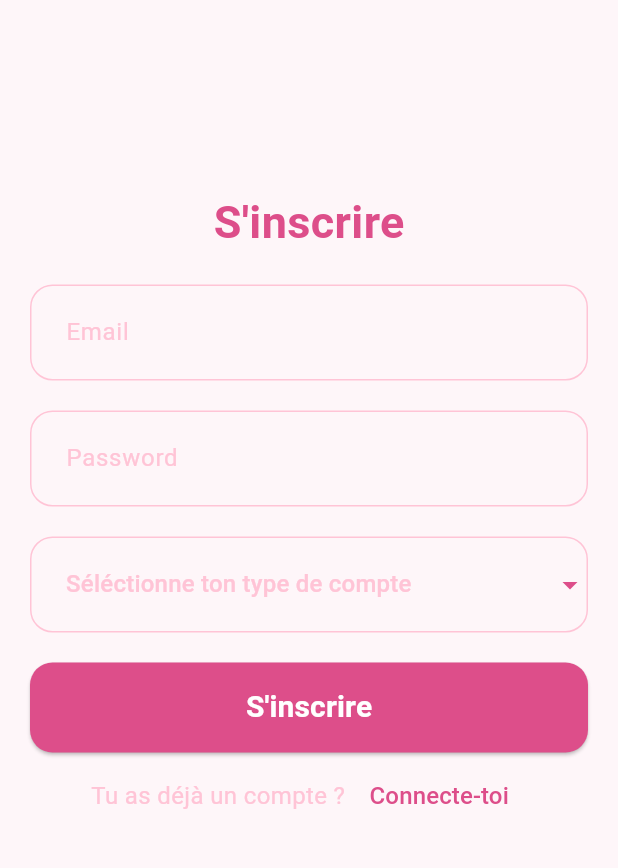
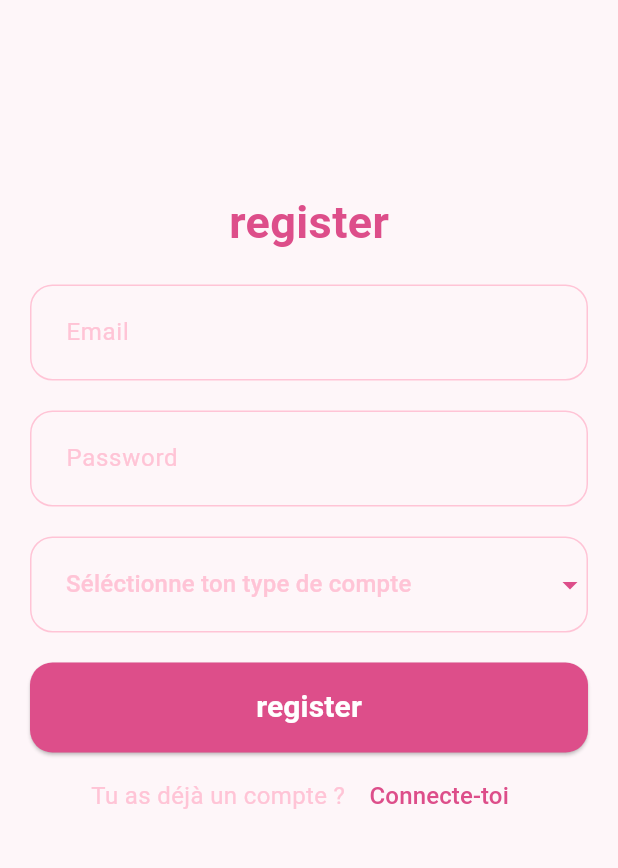
Before and after one commit to TheoBourdel/wedding-app, a Flutter app: the screen it shows after launch, after a tap on "Inscris-toi", on a phone screen of 412 x 824 dp, the part 313-1181 px from its top. Run offline on Flutter 3.47's test engine with Material 3 defaults, Android fonts, the phone set to English and light mode, and no system bars; our stand-ins replace flutter_i18n, iconsax, jwt_decoder, shared_preferences; generated files the repository leaves out were written again; network calls fail.

Commit message:
add multilingue V1

```diff
--- /dev/null
+++ b/client/assets/lang/en.json
@@ -0,0 +1,3 @@
+{
+  "title": "Bonjour le monde !  en"
+}
--- /dev/null
+++ b/client/assets/lang/fr.json
@@ -0,0 +1,3 @@
+{
+  "title": "Bonjour le monde !  fr"
+}
--- /dev/null
+++ b/client/l10n.yaml
@@ -0,0 +1,3 @@
+ard-dir: lib/l18n
+template-ard-file: app_en.arb
+output-localization-file: app_localization.dart
--- a/client/lib/features/auth/pages/signin_page.dart
+++ b/client/lib/features/auth/pages/signin_page.dart
@@ -5,7 +5,11 @@ import 'package:client/features/auth/widgets/auth_field.dart';
 import 'package:client/repository/auth_repository.dart';
 import 'package:client/shared/widget/navigation_menu.dart';
 import 'package:flutter/material.dart';
+import 'package:flutter_i18n/flutter_i18n.dart';
+import 'package:provider/provider.dart';
 import 'package:shared_preferences/shared_preferences.dart';
+import 'package:flutter_gen/gen_l10n/app_localization.dart';
+import '../../../main.dart';
 
 class SignInPage extends StatefulWidget {
   const SignInPage({super.key});
@@ -51,6 +55,32 @@ class _SignInPageState extends State<SignInPage> {
     }
   }
 
+  Widget _buildLanguagePicker(BuildContext context) {
+    final localeProvider = Provider.of<LocaleProvider>(context, listen: false);
+
+    return DropdownButton<String>(
+      value: localeProvider.currentLocale.languageCode,
+      icon: Icon(Icons.language, color: Colors.white),
+      onChanged: (String? newValue) {
+        if (newValue != null) {
+          localeProvider.setLocale(newValue);
+          SharedPreferences.getInstance().then((prefs) {
+            prefs.setString('locale_code', newValue);
+          });
+        }
+      },
+      items: <String>['en', 'fr'].map<DropdownMenuItem<String>>((String value) {
+        return DropdownMenuItem<String>(
+          value: value,
+          child: Text(
+              value.toUpperCase(),
+              style: TextStyle(color: Colors.black)
+          ),
+        );
+      }).toList(),
+    );
+  }
+
   @override
   Widget build(BuildContext context) {
     return Scaffold(
@@ -73,7 +103,8 @@ class _SignInPageState extends State<SignInPage> {
                     style: TextStyle(
                     fontSize: 30,
                     color: AppColors.pink,
-                    fontWeight: FontWeight.bold))
+                    fontWeight: FontWeight.bold)),
+                    _buildLanguagePicker(context),
                 ],
               )),
             ),
@@ -87,8 +118,8 @@ class _SignInPageState extends State<SignInPage> {
                     child: Column(
                     mainAxisAlignment: MainAxisAlignment.center,
                     children: [
-                      const Text(
-                        'Se connecter',
+                       Text(
+                        AppLocalizations.of(context)!.register,
                         style: TextStyle(
                           color: AppColors.pink,
                           fontSize: 30,
@@ -114,8 +145,8 @@ class _SignInPageState extends State<SignInPage> {
                             borderRadius: BorderRadius.circular(15),
                           ),
                         ),
-                        child: const Text(
-                          'Se connecter',
+                        child: Text(
+                          AppLocalizations.of(context)!.register,
                           style: TextStyle(
                             color: Colors.white,
                             fontSize: 20,
--- a/client/lib/features/auth/pages/signup_page.dart
+++ b/client/lib/features/auth/pages/signup_page.dart
@@ -4,6 +4,7 @@ import 'package:client/features/auth/widgets/auth_field.dart';
 import 'package:client/repository/auth_repository.dart';
 import 'package:flutter/material.dart';
 import 'package:client/features/auth/pages/signin_page.dart';
+import 'package:flutter_gen/gen_l10n/app_localization.dart';
 
 class SignUpPage extends StatefulWidget {
   const SignUpPage({super.key});
@@ -86,8 +87,8 @@ class _SignUpPageState extends State<SignUpPage> {
                     child: Column(
                     mainAxisAlignment: MainAxisAlignment.center,
                     children: [
-                      const Text(
-                        'S\'inscrire',
+                       Text(
+                        AppLocalizations.of(context)!.register,
                         style: TextStyle(
                           color: AppColors.pink,
                           fontSize: 30,
@@ -141,8 +142,8 @@ class _SignUpPageState extends State<SignUpPage> {
                             borderRadius: BorderRadius.circular(15),
                           ),
                         ),
-                        child: const Text(
-                          'S\'inscrire',
+                        child: Text(
+                          AppLocalizations.of(context)!.register,
                           style: TextStyle(
                             color: Colors.white,
                             fontSize: 20,
--- /dev/null
+++ b/client/lib/l10n/app_en.arb
@@ -0,0 +1,4 @@
+{
+   "language": "English",
+   "register": "register"
+}
--- /dev/null
+++ b/client/lib/l10n/app_fr.arb
@@ -0,0 +1,4 @@
+{
+   "language": "Francais",
+   "register": "s'inscrire"
+}
--- a/client/lib/main.dart
+++ b/client/lib/main.dart
@@ -1,28 +1,40 @@
 import 'package:client/core/theme/theme.dart';
 import 'package:client/features/auth/pages/signin_page.dart';
 import 'package:flutter/material.dart';
+import 'package:provider/provider.dart';
 import 'package:shared_preferences/shared_preferences.dart';
 import 'package:client/shared/widget/navigation_menu.dart';
+import 'package:flutter_gen/gen_l10n/app_localization.dart';
+
+
+class LocaleProvider with ChangeNotifier {
+  Locale _currentLocale = Locale('en');
+  Locale get currentLocale => _currentLocale;
+  void setLocale(String localeCode) {
+    _currentLocale = Locale(localeCode ?? 'en');
+    notifyListeners();
+  }
+}
 
 void main() async {
-  // Ensure Flutter App is initialized
   WidgetsFlutterBinding.ensureInitialized();
-
-  // Get token from shared preferences
   SharedPreferences prefs = await SharedPreferences.getInstance();
-  final token = prefs.getString('token');
-
-  // Run the app
-  runApp(MyApp(token: token));
+  String localeCode = prefs.getString('locale_code') ?? 'en';
+  runApp(
+    ChangeNotifierProvider(
+      create: (_) => LocaleProvider()..setLocale(localeCode),
+      child: MyApp(token: prefs.getString('token')),
+    ),
+  );
 }
 
+
+
 class MyApp extends StatelessWidget {
-
-  final token;
+  final String? token;
   const MyApp({required this.token, super.key});
 
   @override
-
   Widget build(BuildContext context) {
     final Widget? page;
 
@@ -31,9 +43,12 @@ class MyApp extends StatelessWidget {
     } else {
       page = NavigationMenu(token: token);
     }
-
+    final localeProvider = Provider.of<LocaleProvider>(context);
     return MaterialApp(
+      locale: localeProvider.currentLocale,
       debugShowCheckedModeBanner: false,
+      localizationsDelegates: AppLocalizations.localizationsDelegates,
+      supportedLocales: AppLocalizations.supportedLocales,
       title: 'Weddy',
       theme: AppTheme.lightTheme,
       home: page,
```
Also changed, not shown: client/pubspec.yaml (+7 -2 lines), client/pubspec.lock.
